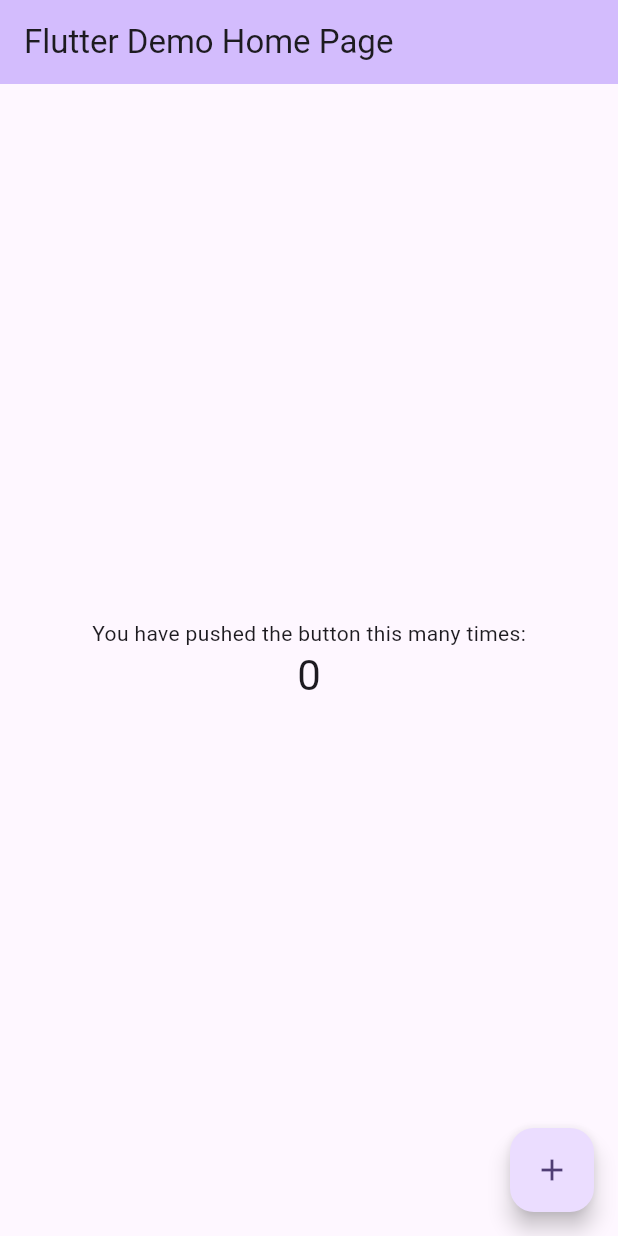
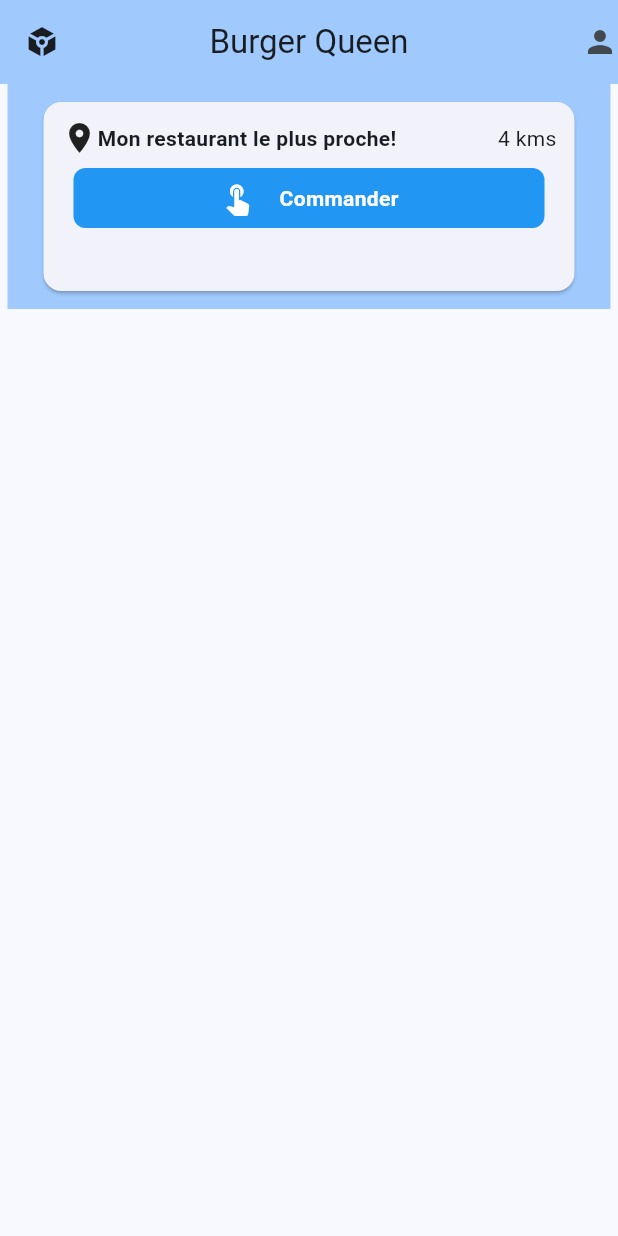
Before and after one commit to Felicitydev/flutter, a Flutter app: the screen it shows after launch, on a phone screen of 412 x 824 dp. Run offline on Flutter 3.47's test engine with Material 3 defaults, Android fonts, the phone set to English and light mode, and no system bars; our stand-ins replace sembast, shared_preferences; missing offline and left inert: encrypt.

Commit message:
[ADD] Add first section

```diff
--- a/burger_queen/lib/main.dart
+++ b/burger_queen/lib/main.dart
@@ -11,115 +11,115 @@ class MyApp extends StatelessWidget {
   @override
   Widget build(BuildContext context) {
     return MaterialApp(
+      debugShowCheckedModeBanner: false,
       title: 'Flutter Demo',
       theme: ThemeData(
-        // This is the theme of your application.
-        //
-        // TRY THIS: Try running your application with "flutter run". You'll see
-        // the application has a purple toolbar. Then, without quitting the app,
-        // try changing the seedColor in the colorScheme below to Colors.green
-        // and then invoke "hot reload" (save your changes or press the "hot
-        // reload" button in a Flutter-supported IDE, or press "r" if you used
-        // the command line to start the app).
-        //
-        // Notice that the counter didn't reset back to zero; the application
-        // state is not lost during the reload. To reset the state, use hot
-        // restart instead.
-        //
-        // This works for code too, not just values: Most code changes can be
-        // tested with just a hot reload.
-        colorScheme: ColorScheme.fromSeed(seedColor: Colors.deepPurple),
+
+        colorScheme: ColorScheme.fromSeed(seedColor: Colors.blue),
         useMaterial3: true,
       ),
-      home: const MyHomePage(title: 'Flutter Demo Home Page'),
+      home: const MyHomePage(title: 'Burger Queen'),
     );
   }
 }
 
-class MyHomePage extends StatefulWidget {
+class MyHomePage extends StatelessWidget{
+  final String title;
   const MyHomePage({super.key, required this.title});
 
-  // This widget is the home page of your application. It is stateful, meaning
-  // that it has a State object (defined below) that contains fields that affect
-  // how it looks.
-
-  // This class is the configuration for the state. It holds the values (in this
-  // case the title) provided by the parent (in this case the App widget) and
-  // used by the build method of the State. Fields in a Widget subclass are
-  // always marked "final".
-
-  final String title;
-
-  @override
-  State<MyHomePage> createState() => _MyHomePageState();
-}
-
-class _MyHomePageState extends State<MyHomePage> {
-  int _counter = 0;
-
-  void _incrementCounter() {
-    setState(() {
-      // This call to setState tells the Flutter framework that something has
-      // changed in this State, which causes it to rerun the build method below
-      // so that the display can reflect the updated values. If we changed
-      // _counter without calling setState(), then the build method would not be
-      // called again, and so nothing would appear to happen.
-      _counter++;
-    });
-  }
+  final TextStyle titleStyle = const TextStyle(
+    fontWeight: FontWeight.bold,
+    fontSize: 20,
+    color: Colors.brown
+  );
 
   @override
   Widget build(BuildContext context) {
-    // This method is rerun every time setState is called, for instance as done
-    // by the _incrementCounter method above.
-    //
-    // The Flutter framework has been optimized to make rerunning build methods
-    // fast, so that you can just rebuild anything that needs updating rather
-    // than having to individually change instances of widgets.
     return Scaffold(
       appBar: AppBar(
-        // TRY THIS: Try changing the color here to a specific color (to
-        // Colors.amber, perhaps?) and trigger a hot reload to see the AppBar
-        // change color while the other colors stay the same.
+        title: Text(title),
+        centerTitle: true,
         backgroundColor: Theme.of(context).colorScheme.inversePrimary,
-        // Here we take the value from the MyHomePage object that was created by
-        // the App.build method, and use it to set our appbar title.
-        title: Text(widget.title),
+        leading: const Icon(Icons.token),
+        actions: const [
+           Icon(Icons.person),
+        ],
       ),
-      body: Center(
-        // Center is a layout widget. It takes a single child and positions it
-        // in the middle of the parent.
+
+      body: SingleChildScrollView(
+        child: Padding(
+          padding: const EdgeInsets.symmetric(horizontal: 5),
           child: Column(
-          // Column is also a layout widget. It takes a list of children and
-          // arranges them vertically. By default, it sizes itself to fit its
-          // children horizontally, and tries to be as tall as its parent.
-          //
-          // Column has various properties to control how it sizes itself and
-          // how it positions its children. Here we use mainAxisAlignment to
-          // center the children vertically; the main axis here is the vertical
-          // axis because Columns are vertical (the cross axis would be
-          // horizontal).
-          //
-          // TRY THIS: Invoke "debug painting" (choose the "Toggle Debug Paint"
-          // action in the IDE, or press "p" in the console), to see the
-          // wireframe for each widget.
+            crossAxisAlignment: CrossAxisAlignment.start,
+            children: [
+              // Section "Restaurant le plus proche"
+              Container(
+                color: Theme.of(context).colorScheme.inversePrimary,
+                height: 150,
+                child: Card(
+                  margin: const EdgeInsets.symmetric(
+                    horizontal: 24,
+                    vertical: 12
+                  ),
+                  child: Padding(
+                    padding: const EdgeInsets.all(12),
+                    child: Column(
+                      mainAxisSize: MainAxisSize.min,
+                      mainAxisAlignment: MainAxisAlignment.start,
+                      children: [
+                        Row(
+                          children: [
+                            const Icon(Icons.location_on),
+                            const Text(
+                                "Mon restaurant le plus proche!",
+                            style: TextStyle(fontWeight: FontWeight.bold),
+                            ),
+                            const Spacer(),
+                            Text(
+                              "4 kms",
+                              style: Theme.of(context).textTheme.bodyMedium ,
+                            )
+                          ],
+                        ),
+                        Container(
+                          padding: const EdgeInsets.all(8),
+                          margin: const EdgeInsets.all(8),
+                          decoration: BoxDecoration(
+                            borderRadius: BorderRadius.all(Radius.circular(8)),
+                            color: Colors.blue
+                          ),
+                          child: const Row(
                             mainAxisAlignment: MainAxisAlignment.center,
-          children: <Widget>[
-            const Text(
-              'You have pushed the button this many times:',
+                            children: [
+                              Icon(
+                                  Icons.touch_app,
+                                  color: Colors.white
                               ),
+                              SizedBox(width: 16),
                               Text(
-              '$_counter',
-              style: Theme.of(context).textTheme.headlineMedium,
+                                "Commander",
+                                style: TextStyle(
+                                    color: Colors.white,
+                                    fontWeight: FontWeight.bold),
+                              )
+                            ],
                           ),
+                        )
                       ],
                     ),
                   ),
-      floatingActionButton: FloatingActionButton(
-        onPressed: _incrementCounter,
-        tooltip: 'Increment',
-        child: const Icon(Icons.add),
-      ), // This trailing comma makes auto-formatting nicer for build methods.
+                ),
+              ),
+
+
+
+            ],
+          ),
+        )
+      ),
     );
   }
+
+
+
 }
```
Lines whose indentation alone changed are shown as unchanged.
